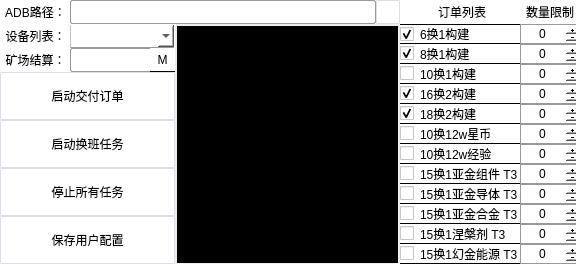
This is UI.ui in Amber-siley/JCZXAutoScript as Qt 5 draws it before an edit. The edited form follows.
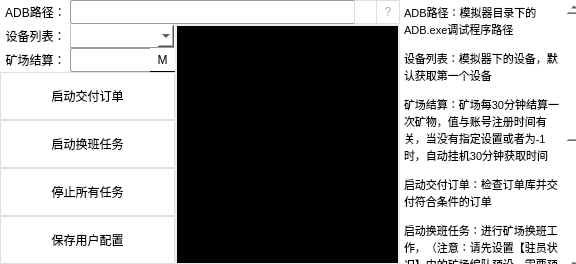
This is the edited form. Icons and pictures are not drawn.

Commit message: :sparkles:: 矿场任务支持，ui更新

What changed in the file:
```diff
--- a/UI.ui
+++ b/UI.ui
@@ -91,7 +91,7 @@
   <widget class="QPushButton" name="choice_adbpath_Button">
    <property name="geometry">
     <rect>
-     <x>376</x>
+     <x>354</x>
      <y>0</y>
      <width>24</width>
      <height>24</height>
@@ -278,7 +278,7 @@
     </rect>
    </property>
    <property name="toolTip">
-    <string>将矿场员工换班</string>
+    <string>&lt;html&gt;&lt;head/&gt;&lt;body&gt;&lt;p&gt;进行矿场员工换班任务&lt;/p&gt;&lt;/body&gt;&lt;/html&gt;</string>
    </property>
    <property name="styleSheet">
     <string notr="true">QPushButton {
@@ -1050,6 +1050,70 @@
     <string>test</string>
    </property>
   </widget>
+  <widget class="QPushButton" name="help_button">
+   <property name="geometry">
+    <rect>
+     <x>376</x>
+     <y>0</y>
+     <width>24</width>
+     <height>24</height>
+    </rect>
+   </property>
+   <property name="toolTip">
+    <string>帮助</string>
+   </property>
+   <property name="layoutDirection">
+    <enum>Qt::LeftToRight</enum>
+   </property>
+   <property name="styleSheet">
+    <string notr="true">QPushButton {
+	color: rgb(168, 168, 168);
+    background-color: #ffffff;
+    border: 1px solid #dcdfe6;
+    border-radius: 1px;
+}
+
+QPushButton:hover {
+    background-color: #ecf5ff;
+    color: #409eff;
+}
+
+QPushButton:pressed, QPushButton:checked {
+    border: 1px solid #3a8ee6;
+    color: #409eff;
+}</string>
+   </property>
+   <property name="text">
+    <string>?</string>
+   </property>
+  </widget>
+  <widget class="QTextBrowser" name="help_textBrowser">
+   <property name="geometry">
+    <rect>
+     <x>400</x>
+     <y>0</y>
+     <width>181</width>
+     <height>271</height>
+    </rect>
+   </property>
+   <property name="html">
+    <string>&lt;!DOCTYPE HTML PUBLIC &quot;-//W3C//DTD HTML 4.0//EN&quot; &quot;http://www.w3.org/TR/REC-html40/strict.dtd&quot;&gt;
+&lt;html&gt;&lt;head&gt;&lt;meta name=&quot;qrichtext&quot; content=&quot;1&quot; /&gt;&lt;meta charset=&quot;utf-8&quot; /&gt;&lt;style type=&quot;text/css&quot;&gt;
+p, li { white-space: pre-wrap; }
+hr { height: 1px; border-width: 0; }
+li.unchecked::marker { content: &quot;\2610&quot;; }
+li.checked::marker { content: &quot;\2612&quot;; }
+&lt;/style&gt;&lt;/head&gt;&lt;body style=&quot; font-family:'Microsoft YaHei UI'; font-size:9pt; font-weight:400; font-style:normal;&quot;&gt;
+&lt;p style=&quot; margin-top:0px; margin-bottom:0px; margin-left:0px; margin-right:0px; -qt-block-indent:0; text-indent:0px;&quot;&gt;&lt;span style=&quot; font-size:8pt;&quot;&gt;ADB路径：模拟器目录下的ADB.exe调试程序路径&lt;/span&gt;&lt;/p&gt;
+&lt;p style=&quot; margin-top:12px; margin-bottom:12px; margin-left:0px; margin-right:0px; -qt-block-indent:0; text-indent:0px;&quot;&gt;&lt;span style=&quot; font-size:8pt;&quot;&gt;设备列表：模拟器下的设备，默认获取第一个设备&lt;/span&gt;&lt;/p&gt;
+&lt;p style=&quot; margin-top:12px; margin-bottom:12px; margin-left:0px; margin-right:0px; -qt-block-indent:0; text-indent:0px;&quot;&gt;&lt;span style=&quot; font-size:8pt;&quot;&gt;矿场结算：矿场每30分钟结算一次矿物，值与账号注册时间有关，当没有指定设置或者为-1时，自动挂机30分钟获取时间&lt;/span&gt;&lt;/p&gt;
+&lt;p style=&quot; margin-top:12px; margin-bottom:12px; margin-left:0px; margin-right:0px; -qt-block-indent:0; text-indent:0px;&quot;&gt;&lt;span style=&quot; font-size:8pt;&quot;&gt;启动交付订单：检查订单库并交付符合条件的订单&lt;/span&gt;&lt;/p&gt;
+&lt;p style=&quot; margin-top:12px; margin-bottom:12px; margin-left:0px; margin-right:0px; -qt-block-indent:0; text-indent:0px;&quot;&gt;&lt;span style=&quot; font-size:8pt;&quot;&gt;启动换班任务：进行矿场换班工作，（注意：请先设置【驻员状况】中的矿场编队预设，需要预设两个队伍，一个主力队伍，一个替换队伍，首先让自己的替换队伍上班，再启动该模式，启动该模式时不要让自己的主力挖矿队伍上班，实际上结算时会自动让主力队伍上班，系统还是会以主力队伍进行结算，替换队伍相当于占位符）&lt;/span&gt;&lt;/p&gt;
+&lt;p style=&quot; margin-top:12px; margin-bottom:12px; margin-left:0px; margin-right:0px; -qt-block-indent:0; text-indent:0px;&quot;&gt;&lt;span style=&quot; font-size:8pt;&quot;&gt;保存用户配置：使用手动修改方式并不会触发自动保存，推荐修改配置项后手动保存配置&lt;/span&gt;&lt;/p&gt;
+&lt;p style=&quot;-qt-paragraph-type:empty; margin-top:0px; margin-bottom:0px; margin-left:0px; margin-right:0px; -qt-block-indent:0; text-indent:0px; font-size:8pt;&quot;&gt;&lt;br /&gt;&lt;/p&gt;
+&lt;p style=&quot;-qt-paragraph-type:empty; margin-top:0px; margin-bottom:0px; margin-left:0px; margin-right:0px; -qt-block-indent:0; text-indent:0px;&quot;&gt;&lt;br /&gt;&lt;/p&gt;&lt;/body&gt;&lt;/html&gt;</string>
+   </property>
+  </widget>
   <zorder>adb_path_label</zorder>
   <zorder>adb_path_lineEdit</zorder>
   <zorder>adb_devices_label</zorder>
@@ -1091,6 +1155,8 @@
   <zorder>spinBox_3</zorder>
   <zorder>spinBox_2</zorder>
   <zorder>spinBox</zorder>
+  <zorder>help_button</zorder>
+  <zorder>help_textBrowser</zorder>
  </widget>
  <resources/>
  <connections/>
```
The commit also changes 2 other files.
